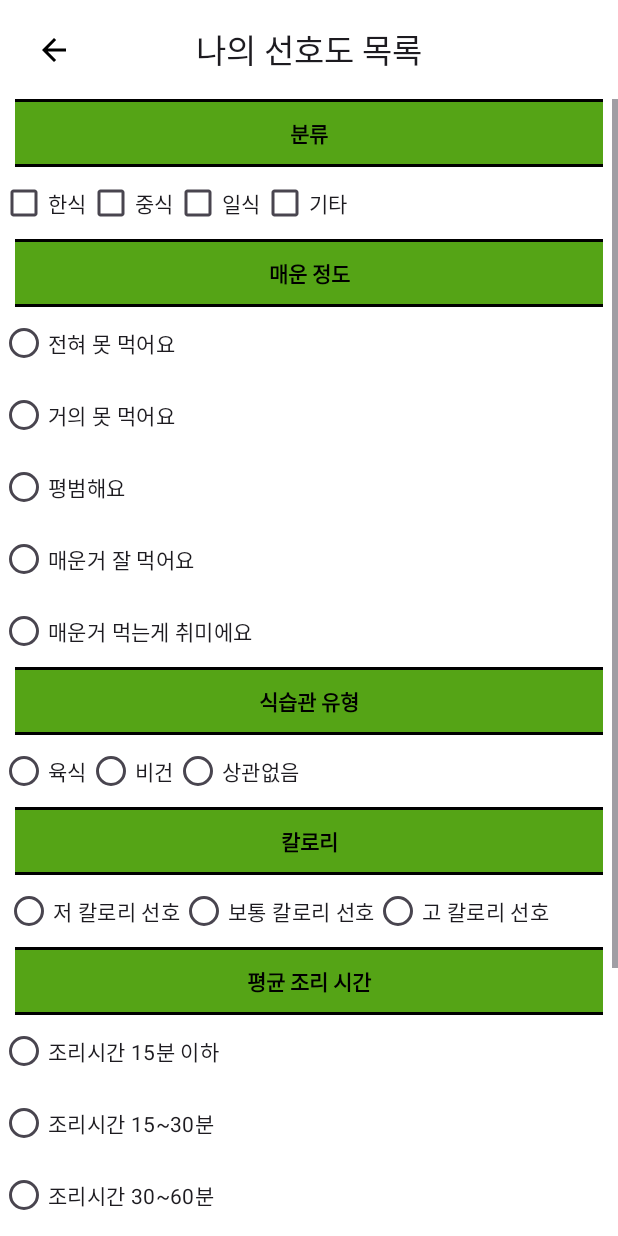
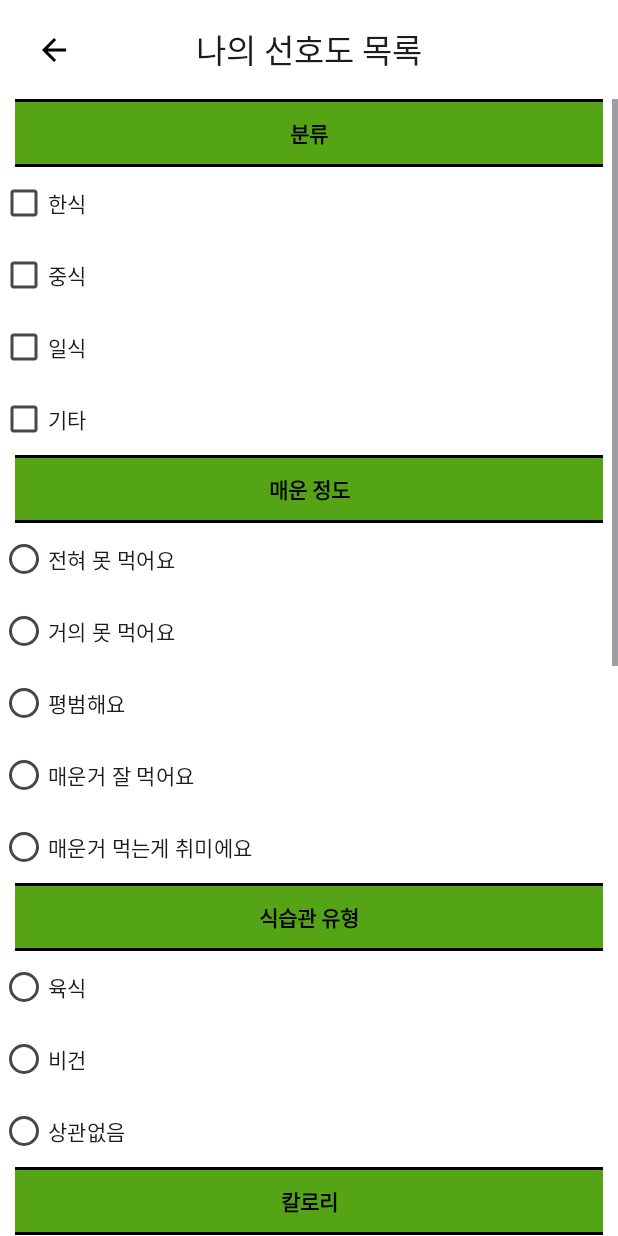
Before and after one commit to EnSoo/MwoMeokJi_Android, an Android app: the MyFaovrActivity screen opened directly, with no data from a screen before it, on a phone screen of 412 x 824 dp. Run offline under Robolectric (Android 15) with nearby library versions, the phone set to English and light mode, and no system bars.

Commit message:
폰 사이즈마다 보여지는게 달라져서 스크롤 쓴김에 그냥 오리엔테이션을 버티컬로 수정함

```diff
--- a/app/src/main/res/layout/activity_my_faovr.xml
+++ b/app/src/main/res/layout/activity_my_faovr.xml
@@ -50,7 +50,8 @@
             </LinearLayout>
             <LinearLayout
                 android:layout_width="match_parent"
-                android:layout_height="wrap_content">
+                android:layout_height="wrap_content"
+                android:orientation="vertical">
                 <CheckBox
                     android:id="@+id/ko"
                     android:layout_width="wrap_content"
@@ -169,7 +170,7 @@
                 <RadioGroup
                     android:layout_width="match_parent"
                     android:layout_height="wrap_content"
-                    android:orientation="horizontal">
+                    android:orientation="vertical">
                     <RadioButton
                         android:id="@+id/ra_me"
                         android:layout_width="wrap_content"
@@ -217,7 +218,7 @@
                 <RadioGroup
                     android:layout_width="match_parent"
                     android:layout_height="wrap_content"
-                    android:orientation="horizontal"
+                    android:orientation="vertical"
                     android:layout_marginStart="3dp"
                     android:layout_marginEnd="3dp">
                     <RadioButton
@@ -324,7 +325,8 @@
             </LinearLayout>
             <LinearLayout
                 android:layout_width="match_parent"
-                android:layout_height="wrap_content">
+                android:layout_height="wrap_content"
+                android:orientation="vertical">
                 <CheckBox
                     android:id="@+id/Ch_main"
                     android:layout_width="wrap_content"
```
